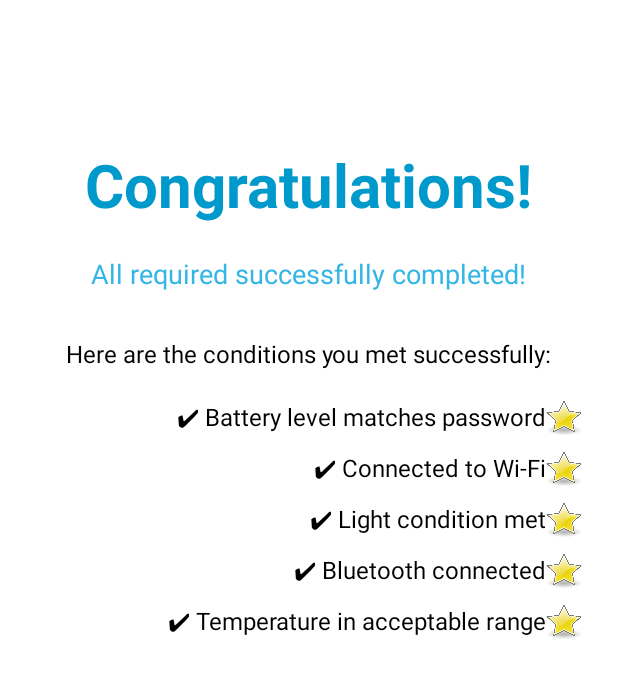
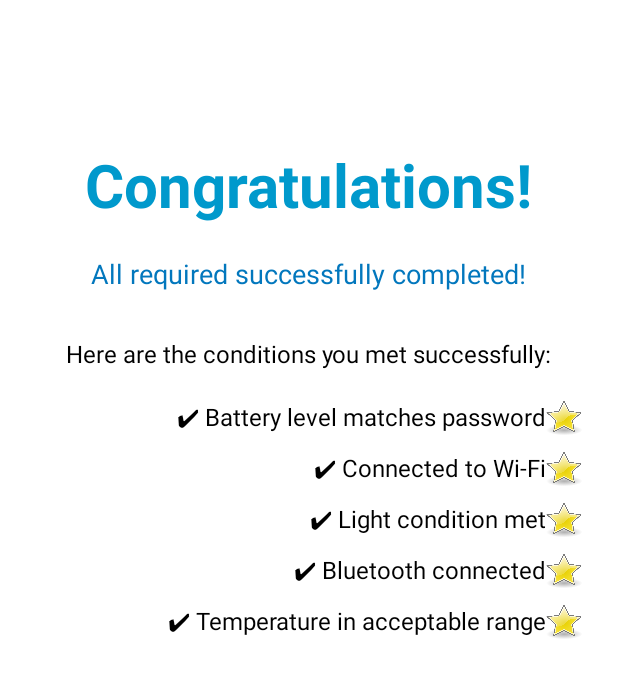
Before and after one commit to LitalKhotyakov/VerifyMe, an Android app: the SuccessActivity screen opened directly, with no data from a screen before it, on a phone screen of 412 x 824 dp. Shown: the top 677 px of the screen. Run offline under Robolectric (Android 15) with nearby library versions, the phone set to English and light mode, and no system bars.

Commit message:
Finalize code, design, and app icon

```diff
--- a/app/src/main/AndroidManifest.xml
+++ b/app/src/main/AndroidManifest.xml
@@ -15,9 +15,9 @@
         android:allowBackup="true"
         android:dataExtractionRules="@xml/data_extraction_rules"
         android:fullBackupContent="@xml/backup_rules"
-        android:icon="@mipmap/ic_launcher"
+        android:icon="@mipmap/ic_launcher1"
         android:label="@string/app_name"
-        android:roundIcon="@mipmap/ic_launcher_round"
+        android:roundIcon="@mipmap/ic_launcher1"
         android:supportsRtl="true"
         android:theme="@style/Theme.VerifyMe"
         tools:targetApi="31">
--- a/app/src/main/res/layout/activity_success.xml
+++ b/app/src/main/res/layout/activity_success.xml
@@ -1,5 +1,6 @@
 <?xml version="1.0" encoding="utf-8"?>
 <LinearLayout xmlns:android="http://schemas.android.com/apk/res/android"
+    xmlns:tools="http://schemas.android.com/tools"
     android:layout_width="match_parent"
     android:layout_height="match_parent"
     android:orientation="vertical"
@@ -23,11 +24,11 @@
         android:id="@+id/successSubtitle"
         android:layout_width="wrap_content"
         android:layout_height="wrap_content"
+        android:layout_gravity="center_horizontal"
+        android:layout_marginTop="20dp"
         android:text="@string/success_subtitle"
-        android:textSize="18sp"
-        android:textColor="@android:color/holo_blue_light"
-        android:layout_marginTop="20dp"
-        android:layout_gravity="center_horizontal" />
+        android:textColor="#0277BD"
+        android:textSize="18sp" />
 
     <!-- Explanation -->
     <TextView
@@ -55,7 +56,8 @@
             android:layout_height="wrap_content"
             android:orientation="horizontal"
             android:layout_marginBottom="10dp"
-            android:gravity="end">
+            android:gravity="end"
+            tools:ignore="UseCompoundDrawables">
 
 
 
@@ -73,7 +75,8 @@
                 android:layout_width="24dp"
                 android:layout_height="24dp"
                 android:src="@drawable/ic_star_yellow"
-                android:layout_marginEnd="8dp" />
+                android:layout_marginEnd="8dp"
+                android:contentDescription="@string/star_description"/>
         </LinearLayout>
 
         <!-- Row 2: Wi-Fi -->
@@ -82,7 +85,8 @@
             android:layout_height="wrap_content"
             android:orientation="horizontal"
             android:layout_marginBottom="10dp"
-            android:gravity="end">
+            android:gravity="end"
+            tools:ignore="UseCompoundDrawables">
 
 
 
@@ -100,7 +104,8 @@
                 android:layout_width="24dp"
                 android:layout_height="24dp"
                 android:src="@drawable/ic_star_yellow"
-                android:layout_marginEnd="8dp" />
+                android:layout_marginEnd="8dp"
+                android:contentDescription="@string/star_description"/>
 
         </LinearLayout>
 
@@ -110,7 +115,8 @@
             android:layout_height="wrap_content"
             android:orientation="horizontal"
             android:layout_marginBottom="10dp"
-            android:gravity="end">
+            android:gravity="end"
+            tools:ignore="UseCompoundDrawables">
 
 
             <TextView
@@ -127,7 +133,8 @@
                 android:layout_width="24dp"
                 android:layout_height="24dp"
                 android:src="@drawable/ic_star_yellow"
-                android:layout_marginEnd="8dp" />
+                android:layout_marginEnd="8dp"
+                android:contentDescription="@string/star_description"/>
         </LinearLayout>
 
         <!-- Row 4: Bluetooth -->
@@ -136,7 +143,8 @@
             android:layout_height="wrap_content"
             android:orientation="horizontal"
             android:layout_marginBottom="10dp"
-            android:gravity="end">
+            android:gravity="end"
+            tools:ignore="UseCompoundDrawables">
 
 
 
@@ -154,7 +162,8 @@
                 android:layout_width="24dp"
                 android:layout_height="24dp"
                 android:src="@drawable/ic_star_yellow"
-                android:layout_marginEnd="8dp" />
+                android:layout_marginEnd="8dp"
+                android:contentDescription="@string/star_description"/>
         </LinearLayout>
 
         <!-- Row 5: Temperature -->
@@ -163,7 +172,8 @@
             android:layout_height="wrap_content"
             android:orientation="horizontal"
             android:layout_marginBottom="10dp"
-            android:gravity="end">
+            android:gravity="end"
+            tools:ignore="UseCompoundDrawables">
 
 
 
@@ -181,7 +191,8 @@
                 android:layout_width="24dp"
                 android:layout_height="24dp"
                 android:src="@drawable/ic_star_yellow"
-                android:layout_marginEnd="8dp" />
+                android:layout_marginEnd="8dp"
+                android:contentDescription="@string/star_description"/>
         </LinearLayout>
 
     </LinearLayout>
--- a/app/src/main/res/values/strings.xml
+++ b/app/src/main/res/values/strings.xml
@@ -11,4 +11,5 @@
     <string name="success_subtitle">All required successfully completed!</string>
     <string name="success_explanation">Here are the conditions you met successfully:</string>
     <string name="success_icon_description">Success icon indicating completion</string>
+    <string name="star_description">Star icon indicating condition status</string>
 </resources>
```
Also changed, not shown: app/src/main/res/mipmap-xxxhdpi/ic_launcher1.webp (added).
